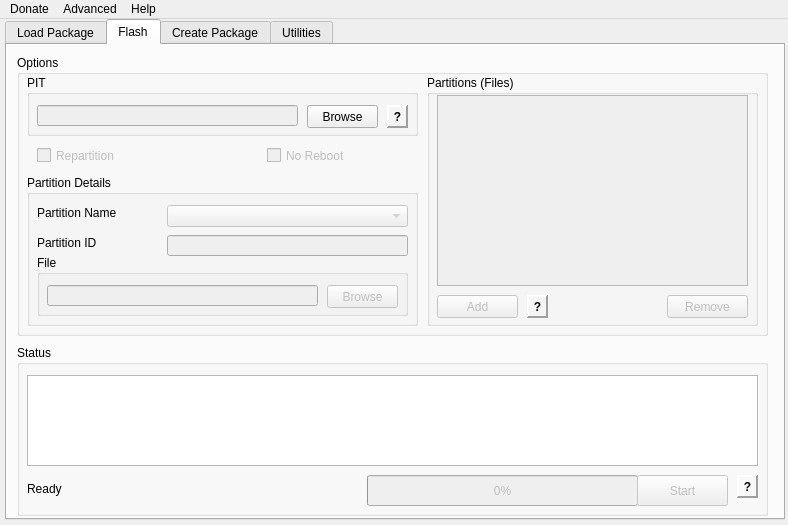
Qt form heimdall-frontend/mainwindow.ui (Benjamin-Dobell/Heimdall) before a commit.
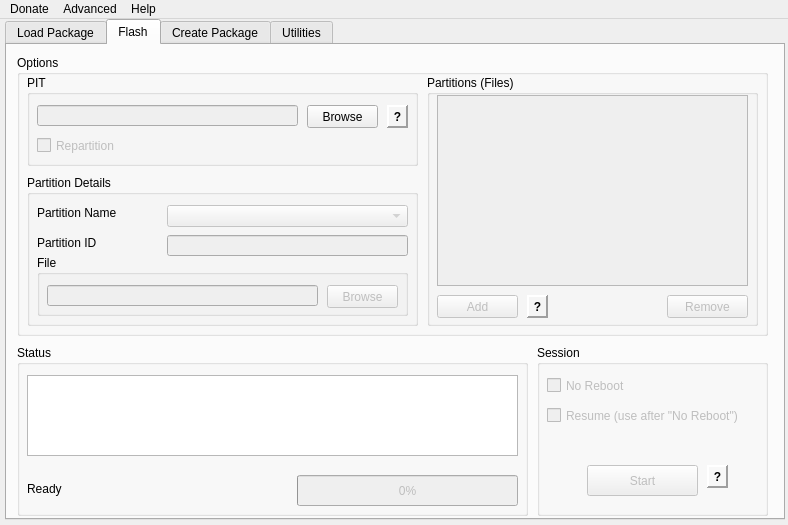
The same form after that commit. The open tabs and pages were chosen to show the change.

```diff
--- a/heimdall-frontend/mainwindow.ui
+++ b/heimdall-frontend/mainwindow.ui
@@ -401,7 +401,7 @@
        <rect>
         <x>10</x>
         <y>300</y>
-        <width>751</width>
+        <width>511</width>
         <height>171</height>
        </rect>
       </property>
@@ -414,9 +414,9 @@
        </property>
        <property name="geometry">
         <rect>
-         <x>350</x>
+         <x>280</x>
          <y>130</y>
-         <width>271</width>
+         <width>221</width>
          <height>31</height>
         </rect>
        </property>
@@ -432,8 +432,8 @@
         <rect>
          <x>10</x>
          <y>30</y>
-         <width>731</width>
-         <height>91</height>
+         <width>491</width>
+         <height>81</height>
         </rect>
        </property>
        <property name="undoRedoEnabled">
@@ -451,7 +451,7 @@
         <rect>
          <x>10</x>
          <y>130</y>
-         <width>331</width>
+         <width>261</width>
          <height>21</height>
         </rect>
        </property>
@@ -468,59 +468,6 @@
         <set>Qt::AlignBottom|Qt::AlignLeading|Qt::AlignLeft</set>
        </property>
       </widget>
-      <widget class="QPushButton" name="startFlashButton">
-       <property name="enabled">
-        <bool>false</bool>
-       </property>
-       <property name="geometry">
-        <rect>
-         <x>620</x>
-         <y>130</y>
-         <width>91</width>
-         <height>31</height>
-        </rect>
-       </property>
-       <property name="text">
-        <string>Start</string>
-       </property>
-      </widget>
-      <widget class="QLabel" name="startFlashTipLabel">
-       <property name="geometry">
-        <rect>
-         <x>720</x>
-         <y>130</y>
-         <width>21</width>
-         <height>23</height>
-        </rect>
-       </property>
-       <property name="font">
-        <font>
-         <weight>75</weight>
-         <bold>true</bold>
-        </font>
-       </property>
-       <property name="toolTip">
-        <string notr="true">The &quot;Start&quot; button will remain inactive until at least one partition/file is added.</string>
-       </property>
-       <property name="frameShape">
-        <enum>QFrame::Panel</enum>
-       </property>
-       <property name="frameShadow">
-        <enum>QFrame::Raised</enum>
-       </property>
-       <property name="lineWidth">
-        <number>2</number>
-       </property>
-       <property name="midLineWidth">
-        <number>0</number>
-       </property>
-       <property name="text">
-        <string>?</string>
-       </property>
-       <property name="alignment">
-        <set>Qt::AlignCenter</set>
-       </property>
-      </widget>
      </widget>
      <widget class="QGroupBox" name="optionsGroup">
       <property name="geometry">
@@ -540,7 +487,7 @@
          <x>10</x>
          <y>20</y>
          <width>391</width>
-         <height>61</height>
+         <height>91</height>
         </rect>
        </property>
        <property name="title">
@@ -624,6 +571,25 @@
          <set>Qt::AlignCenter</set>
         </property>
        </widget>
+       <widget class="QCheckBox" name="repartitionCheckBox">
+        <property name="enabled">
+         <bool>false</bool>
+        </property>
+        <property name="geometry">
+         <rect>
+          <x>10</x>
+          <y>60</y>
+          <width>131</width>
+          <height>21</height>
+         </rect>
+        </property>
+        <property name="toolTip">
+         <string notr="true">Repartitioning will wipe all data for your phone and install the selected PIT file.</string>
+        </property>
+        <property name="text">
+         <string>Repartition</string>
+        </property>
+       </widget>
       </widget>
       <widget class="QGroupBox" name="partitionGroup">
        <property name="geometry">
@@ -738,44 +704,6 @@
         </property>
        </widget>
       </widget>
-      <widget class="QCheckBox" name="noRebootCheckBox">
-       <property name="enabled">
-        <bool>false</bool>
-       </property>
-       <property name="geometry">
-        <rect>
-         <x>250</x>
-         <y>90</y>
-         <width>151</width>
-         <height>21</height>
-        </rect>
-       </property>
-       <property name="toolTip">
-        <string notr="true">Can be enabled to prevent your device rebooting after the flash finishes.</string>
-       </property>
-       <property name="text">
-        <string>No Reboot</string>
-       </property>
-      </widget>
-      <widget class="QCheckBox" name="repartitionCheckBox">
-       <property name="enabled">
-        <bool>false</bool>
-       </property>
-       <property name="geometry">
-        <rect>
-         <x>20</x>
-         <y>90</y>
-         <width>151</width>
-         <height>21</height>
-        </rect>
-       </property>
-       <property name="toolTip">
-        <string notr="true">Repartitioning will wipe all data for your phone and install the selected PIT file.</string>
-       </property>
-       <property name="text">
-        <string>Repartition</string>
-       </property>
-      </widget>
       <widget class="QGroupBox" name="partitionsGroup">
        <property name="geometry">
         <rect>
@@ -872,6 +800,110 @@
        </widget>
       </widget>
      </widget>
+     <widget class="QGroupBox" name="sessionGroup">
+      <property name="geometry">
+       <rect>
+        <x>530</x>
+        <y>300</y>
+        <width>231</width>
+        <height>171</height>
+       </rect>
+      </property>
+      <property name="title">
+       <string>Session</string>
+      </property>
+      <widget class="QCheckBox" name="noRebootCheckBox">
+       <property name="enabled">
+        <bool>false</bool>
+       </property>
+       <property name="geometry">
+        <rect>
+         <x>10</x>
+         <y>30</y>
+         <width>211</width>
+         <height>21</height>
+        </rect>
+       </property>
+       <property name="toolTip">
+        <string notr="true">Can be enabled to prevent your device rebooting after the flash finishes.</string>
+       </property>
+       <property name="text">
+        <string>No Reboot</string>
+       </property>
+      </widget>
+      <widget class="QCheckBox" name="resumeCheckbox">
+       <property name="enabled">
+        <bool>false</bool>
+       </property>
+       <property name="geometry">
+        <rect>
+         <x>10</x>
+         <y>60</y>
+         <width>211</width>
+         <height>21</height>
+        </rect>
+       </property>
+       <property name="toolTip">
+        <string notr="true">Can be enabled to prevent your device rebooting after the flash finishes.</string>
+       </property>
+       <property name="text">
+        <string>Resume (use after &quot;No Reboot&quot;)</string>
+       </property>
+      </widget>
+      <widget class="QPushButton" name="startFlashButton">
+       <property name="enabled">
+        <bool>false</bool>
+       </property>
+       <property name="geometry">
+        <rect>
+         <x>50</x>
+         <y>120</y>
+         <width>111</width>
+         <height>31</height>
+        </rect>
+       </property>
+       <property name="text">
+        <string>Start</string>
+       </property>
+      </widget>
+      <widget class="QLabel" name="startFlashTipLabel">
+       <property name="geometry">
+        <rect>
+         <x>170</x>
+         <y>120</y>
+         <width>21</width>
+         <height>23</height>
+        </rect>
+       </property>
+       <property name="font">
+        <font>
+         <weight>75</weight>
+         <bold>true</bold>
+        </font>
+       </property>
+       <property name="toolTip">
+        <string notr="true">The &quot;Start&quot; button will remain inactive until at least one partition/file is added.</string>
+       </property>
+       <property name="frameShape">
+        <enum>QFrame::Panel</enum>
+       </property>
+       <property name="frameShadow">
+        <enum>QFrame::Raised</enum>
+       </property>
+       <property name="lineWidth">
+        <number>2</number>
+       </property>
+       <property name="midLineWidth">
+        <number>0</number>
+       </property>
+       <property name="text">
+        <string>?</string>
+       </property>
+       <property name="alignment">
+        <set>Qt::AlignCenter</set>
+       </property>
+      </widget>
+     </widget>
     </widget>
     <widget class="QWidget" name="createPackageTab">
      <property name="enabled">
```
Left out of the diff: 11 changed lines with no effect on the pictures.
